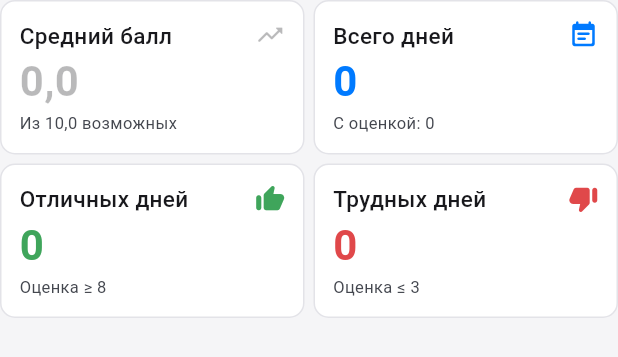
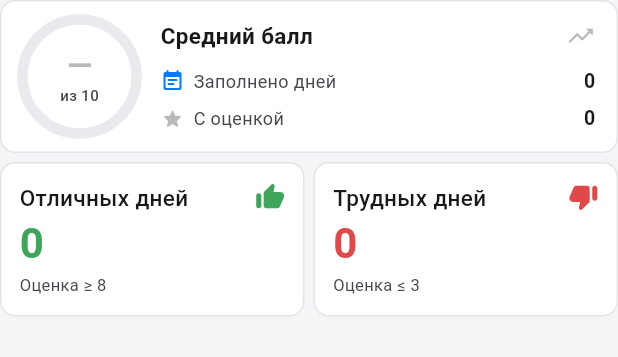
Before and after one commit to AlanFanat/vtornik, a Flutter app: the StatsGrid widget shown alone on an empty page, opened directly with empty values, on a phone screen of 412 x 824 dp. Shown: the top 357 px of the screen. Run offline on Flutter 3.47's test engine with Material 3 defaults, Android fonts, the phone set to English and light mode, and no system bars; our stand-ins replace shared_preferences; accounts and stored records are empty.

Commit message:
Объединены верхние два блока в stats grid в один

```diff
--- a/lib/features/stats/stats_grid.dart
+++ b/lib/features/stats/stats_grid.dart
@@ -13,6 +13,7 @@ class StatsGrid extends StatelessWidget {
   @override
   Widget build(BuildContext context) {
     final colors = context.colors;
+    final scheme = Theme.of(context).colorScheme;
 
     // Только непустые оценки
     final ratingsOnly = days
@@ -33,37 +34,116 @@ class StatsGrid extends StatelessWidget {
     // Форматирование среднего: 4.333... → "4.3"
     final averageText = formatAverage(averageRating);
 
+    final avgColor = ratingsOnly.isEmpty
+        ? colors.disabledText
+        : ratingColor(averageRating.round().clamp(1, 10));
+
     return Column(
       children: [
-        IntrinsicHeight(
+        // Объединённый верхний блок: кольцевая диаграмма + доп. инфо
+        Container(
+          padding: const EdgeInsets.symmetric(horizontal: 14, vertical: 12),
+          decoration: BoxDecoration(
+            color: colors.card,
+            borderRadius: BorderRadius.circular(10),
+            border: Border.all(color: colors.cardBorder),
+          ),
           child: Row(
-            crossAxisAlignment: CrossAxisAlignment.stretch,
             children: [
-              Expanded(
-                child: StatCard(
-                  title: 'Средний балл',
-                  value: averageText,
-                  bottomText: 'Из 10,0 возможных',
-                  iconData: Icons.trending_up_rounded,
-                  mainColor: ratingsOnly.isEmpty
-                      ? colors.disabledText
-                      : ratingColor(averageRating.round()),
+              // Кольцевая диаграмма среднего балла
+              SizedBox(
+                width: 76,
+                height: 76,
+                child: Stack(
+                  alignment: Alignment.center,
+                  children: [
+                    SizedBox(
+                      width: 76,
+                      height: 76,
+                      child: CircularProgressIndicator(
+                        value: ratingsOnly.isEmpty
+                            ? 0.0
+                            : (averageRating / 10).clamp(0.0, 1.0),
+                        strokeWidth: 7,
+                        strokeCap: StrokeCap.round,
+                        backgroundColor: colors.surface,
+                        valueColor: AlwaysStoppedAnimation<Color>(avgColor),
+                      ),
+                    ),
+                    Column(
+                      mainAxisSize: MainAxisSize.min,
+                      children: [
+                        Text(
+                          ratingsOnly.isEmpty ? '—' : averageText,
+                          style: TextStyle(
+                            fontSize: 22,
+                            fontWeight: FontWeight.bold,
+                            color: avgColor,
+                            height: 1.0,
+                          ),
+                        ),
+                        const SizedBox(height: 2),
+                        Text(
+                          'из 10',
+                          style: TextStyle(
+                            fontSize: 10,
+                            fontWeight: FontWeight.w500,
+                            color: scheme.onSurfaceVariant,
+                          ),
+                        ),
+                      ],
+                    ),
+                  ],
                 ),
               ),
-              const SizedBox(width: 6),
+              const SizedBox(width: 16),
+              // Дополнительная информация справа
               Expanded(
-                child: StatCard(
-                  title: 'Всего дней',
-                  value: '$daysCount',
-                  bottomText: 'С оценкой: $ratingDaysCount',
-                  iconData: Icons.event_note_rounded,
-                  mainColor: accentColor,
+                child: Column(
+                  crossAxisAlignment: CrossAxisAlignment.start,
+                  mainAxisAlignment: MainAxisAlignment.center,
+                  children: [
+                    Row(
+                      children: [
+                        Expanded(
+                          child: Text(
+                            'Средний балл',
+                            style: TextStyle(
+                              color: colors.text,
+                              fontSize: 15,
+                              fontWeight: FontWeight.w600,
+                            ),
+                          ),
+                        ),
+                        Icon(
+                          Icons.trending_up_rounded,
+                          size: 20,
+                          color: avgColor,
+                        ),
+                      ],
+                    ),
+                    const SizedBox(height: 10),
+                    _MetricRow(
+                      icon: Icons.event_note_rounded,
+                      iconColor: accentColor,
+                      label: 'Заполнено дней',
+                      value: '$daysCount',
+                    ),
+                    const SizedBox(height: 6),
+                    _MetricRow(
+                      icon: Icons.star_rounded,
+                      iconColor: avgColor,
+                      label: 'С оценкой',
+                      value: '$ratingDaysCount',
+                    ),
+                  ],
                 ),
               ),
             ],
           ),
         ),
         const SizedBox(height: 6),
+        // Нижний ряд: отличные и трудные дни
         IntrinsicHeight(
           child: Row(
             crossAxisAlignment: CrossAxisAlignment.stretch,
@@ -94,3 +174,47 @@ class StatsGrid extends StatelessWidget {
     );
   }
 }
+
+class _MetricRow extends StatelessWidget {
+  const _MetricRow({
+    required this.icon,
+    required this.iconColor,
+    required this.label,
+    required this.value,
+  });
+
+  final IconData icon;
+  final Color iconColor;
+  final String label;
+  final String value;
+
+  @override
+  Widget build(BuildContext context) {
+    final colors = context.colors;
+    final scheme = Theme.of(context).colorScheme;
+
+    return Row(
+      children: [
+        Icon(icon, size: 16, color: iconColor),
+        const SizedBox(width: 6),
+        Expanded(
+          child: Text(
+            label,
+            style: TextStyle(
+              fontSize: 12,
+              color: scheme.onSurfaceVariant,
+            ),
+          ),
+        ),
+        Text(
+          value,
+          style: TextStyle(
+            fontSize: 13,
+            fontWeight: FontWeight.w600,
+            color: colors.text,
+          ),
+        ),
+      ],
+    );
+  }
+}
```
